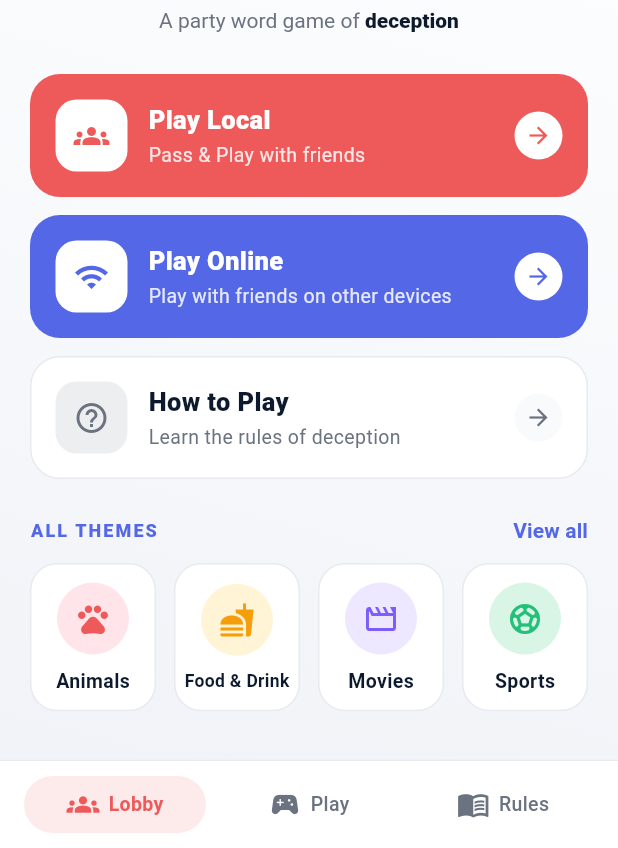
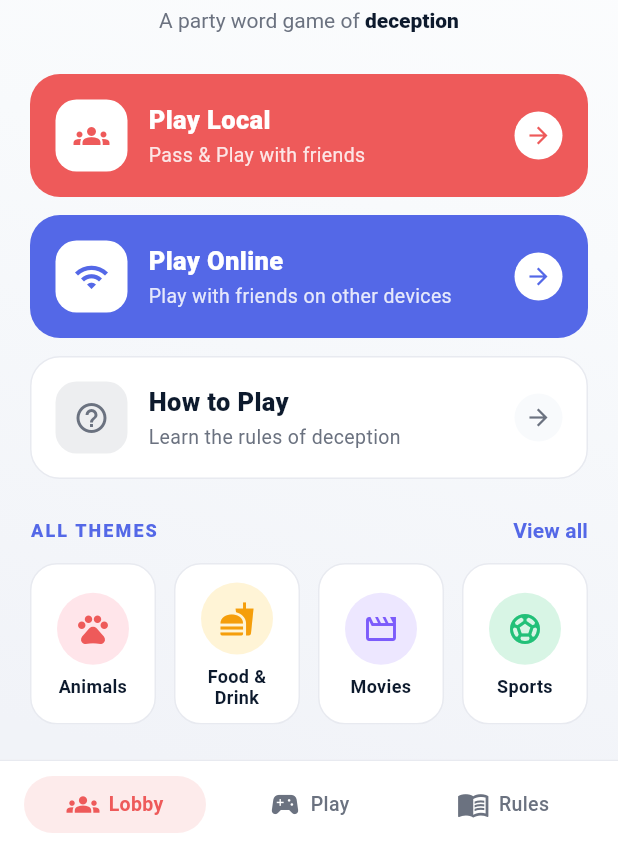
Before and after one commit to UsmanJavedkhan/imposter, a Flutter app: the screen it shows after launch, on a phone screen of 412 x 824 dp, the part 388-1236 px from its top. Run offline on Flutter 3.47's test engine with Material 3 defaults, Android fonts, the phone set to English and light mode, and no system bars; our stand-ins replace cloud_firestore, confetti, firebase_auth, firebase_core, flutter_riverpod; accounts and stored records are empty.

Commit message:
View all expands inline + tap whole theme card + consistent label font
Three home / setup polish fixes:

  • Home ALL THEMES "View all" link now toggles _showAllThemes on the
    home screen itself instead of bouncing to the setup screen. Tapping
    again shows "Show less". Hidden entirely when there are <= 4 themes.

  • ThemeChipCard dropped its FittedBox — every label now renders at a
    single shared fontSize (12, w700) with maxLines: 2. "Food & Drink"
    wraps to two lines instead of silently scaling smaller than the
    siblings, so the typographic weight stays consistent across the row.

  • Setup screen theme card is now one big tap target. The whole row
    (icon + name + ACTIVE / CHANGE chips + trailing glyph) opens the
    picker via a single InkWell. The CHANGE chip stays as a visible
    affordance but no longer needs to be the actual hit target.

Co-Authored-By: Claude Opus 4.7 (1M context) <noreply@anthropic.com>

```diff
--- a/lib/presentation/screens/home_screen.dart
+++ b/lib/presentation/screens/home_screen.dart
@@ -37,10 +37,19 @@ IconData themeIcon(String id) {
 }
 
 /// First screen the player sees — the "Lobby".
-class HomeScreen extends ConsumerWidget {
+class HomeScreen extends ConsumerStatefulWidget {
   const HomeScreen({super.key});
 
-  void _openSetup(BuildContext context, {String? themeName}) {
+  @override
+  ConsumerState<HomeScreen> createState() => _HomeScreenState();
+}
+
+class _HomeScreenState extends ConsumerState<HomeScreen> {
+  /// Toggle for the ALL THEMES section. Off → shows the first 4 tiles and a
+  /// "View all" link. On → expands the grid to show every theme inline.
+  bool _showAllThemes = false;
+
+  void _openSetup({String? themeName}) {
     Navigator.of(context).push(
       MaterialPageRoute(
         builder: (_) => SetupScreen(initialThemeName: themeName),
@@ -48,14 +57,14 @@ class HomeScreen extends ConsumerWidget {
     );
   }
 
-  void _openOnline(BuildContext context) {
+  void _openOnline() {
     Navigator.of(context).push(
       MaterialPageRoute(builder: (_) => const OnlineMenuScreen()),
     );
   }
 
   @override
-  Widget build(BuildContext context, WidgetRef ref) {
+  Widget build(BuildContext context) {
     final themesAsync = ref.watch(themesProvider);
     return Scaffold(
       body: GradientBackground(
@@ -97,7 +106,7 @@ class HomeScreen extends ConsumerWidget {
                 accent: AppColors.primary,
                 filled: true,
                 showArrow: true,
-                onTap: () => _openSetup(context),
+                onTap: _openSetup,
               ),
               const SizedBox(height: 12),
               MenuCard(
@@ -107,7 +116,7 @@ class HomeScreen extends ConsumerWidget {
                 accent: AppColors.cyan,
                 filled: true,
                 showArrow: true,
-                onTap: () => _openOnline(context),
+                onTap: _openOnline,
               ),
               const SizedBox(height: 12),
               MenuCard(
@@ -122,47 +131,63 @@ class HomeScreen extends ConsumerWidget {
               const SizedBox(height: 24),
 
               // --- All themes header + grid -------------------------------
-              Row(
-                children: [
-                  const Expanded(child: SectionLabel('All Themes')),
-                  TextButton(
-                    onPressed: () => _openSetup(context),
-                    style: TextButton.styleFrom(
-                      foregroundColor: AppColors.cyan,
-                      padding: EdgeInsets.zero,
-                      minimumSize: const Size(0, 0),
-                      tapTargetSize: MaterialTapTargetSize.shrinkWrap,
-                    ),
-                    child: const Text('View all',
-                        style: TextStyle(fontWeight: FontWeight.w700)),
-                  ),
-                ],
-              ),
-              const SizedBox(height: 12),
               themesAsync.when(
                 loading: () => const SizedBox(
                   height: 120,
                   child: Center(child: CircularProgressIndicator()),
                 ),
                 error: (_, _) => const SizedBox.shrink(),
-                data: (themes) => GridView.count(
+                data: (themes) {
+                  final canExpand = themes.length > 4;
+                  final visible = _showAllThemes
+                      ? themes
+                      : themes.take(4).toList();
+                  return Column(
+                    crossAxisAlignment: CrossAxisAlignment.stretch,
+                    children: [
+                      Row(
+                        children: [
+                          const Expanded(child: SectionLabel('All Themes')),
+                          if (canExpand)
+                            TextButton(
+                              onPressed: () => setState(
+                                  () => _showAllThemes = !_showAllThemes),
+                              style: TextButton.styleFrom(
+                                foregroundColor: AppColors.cyan,
+                                padding: EdgeInsets.zero,
+                                minimumSize: const Size(0, 0),
+                                tapTargetSize:
+                                    MaterialTapTargetSize.shrinkWrap,
+                              ),
+                              child: Text(
+                                _showAllThemes ? 'Show less' : 'View all',
+                                style: const TextStyle(
+                                    fontWeight: FontWeight.w700),
+                              ),
+                            ),
+                        ],
+                      ),
+                      const SizedBox(height: 12),
+                      GridView.count(
                         shrinkWrap: true,
                         physics: const NeverScrollableScrollPhysics(),
                         crossAxisCount: 4,
                         mainAxisSpacing: 12,
                         crossAxisSpacing: 12,
-                  childAspectRatio: 0.85,
+                        childAspectRatio: 0.78,
                         children: [
-                    for (final t in themes.take(4))
+                          for (final t in visible)
                             ThemeChipCard(
                               icon: themeIcon(t.id),
                               label: t.name,
                               themeId: t.id,
-                        onTap: () =>
-                            _openSetup(context, themeName: t.name),
+                              onTap: () => _openSetup(themeName: t.name),
                             ),
                         ],
                       ),
+                    ],
+                  );
+                },
               ),
             ],
           ),
@@ -175,7 +200,7 @@ class HomeScreen extends ConsumerWidget {
             case AppTab.lobby:
               break;
             case AppTab.play:
-              _openSetup(context);
+              _openSetup();
             case AppTab.rules:
               showHowToPlay(context);
           }
--- a/lib/presentation/widgets/ui_kit.dart
+++ b/lib/presentation/widgets/ui_kit.dart
@@ -254,19 +254,19 @@ class ThemeChipCard extends StatelessWidget {
                   child: Icon(icon, color: tileFg, size: 24),
                 ),
                 const SizedBox(height: 8),
-                // FittedBox keeps the label fully readable on the narrowest
-                // phones (a 4-column grid leaves ~70 px per tile, which is
-                // tight for words like "Animals" / "Countries").
-                FittedBox(
-                  fit: BoxFit.scaleDown,
-                  child: Text(
-                    label,
-                    maxLines: 1,
-                    textAlign: TextAlign.center,
-                    style: const TextStyle(
-                        color: AppColors.textPrimary,
-                        fontWeight: FontWeight.w700,
-                        fontSize: 13),
+                // Single shared font size + 2-line wrap so every label stays
+                // the SAME visual weight — long names like "Food & Drink"
+                // wrap instead of being silently scaled down.
+                Text(
+                  label,
+                  maxLines: 2,
+                  textAlign: TextAlign.center,
+                  overflow: TextOverflow.ellipsis,
+                  style: const TextStyle(
+                    color: AppColors.textPrimary,
+                    fontWeight: FontWeight.w700,
+                    fontSize: 12,
+                    height: 1.15,
                   ),
                 ),
               ],
```
Also changed, not shown: lib/presentation/screens/setup_screen.dart (+16 -8 lines). Lines whose indentation alone changed are shown as unchanged.
